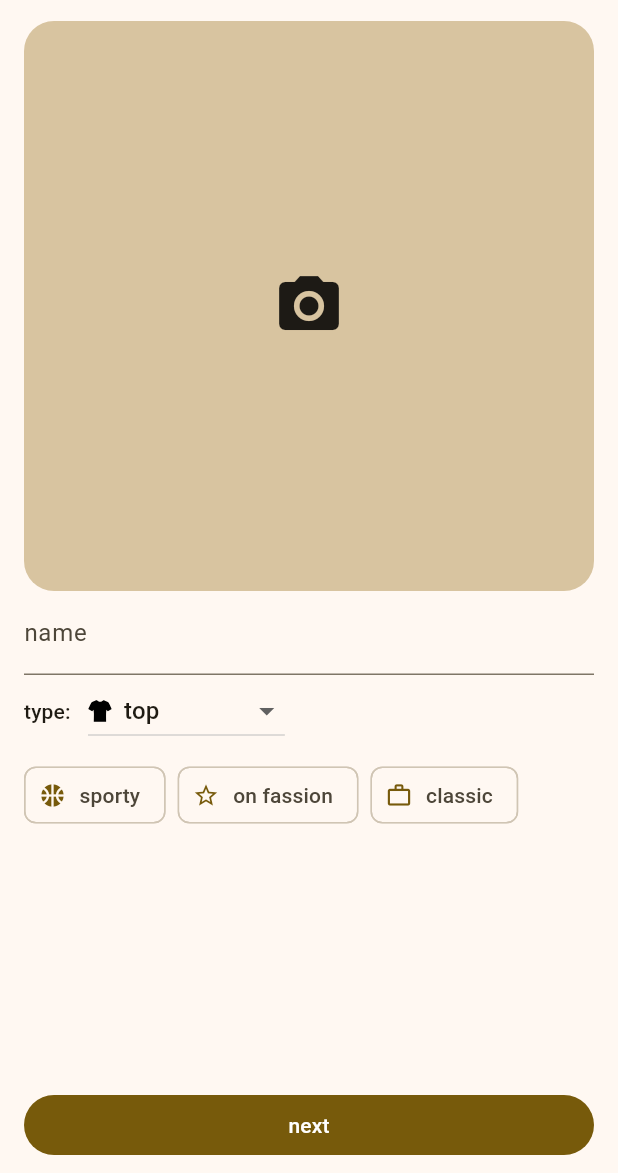
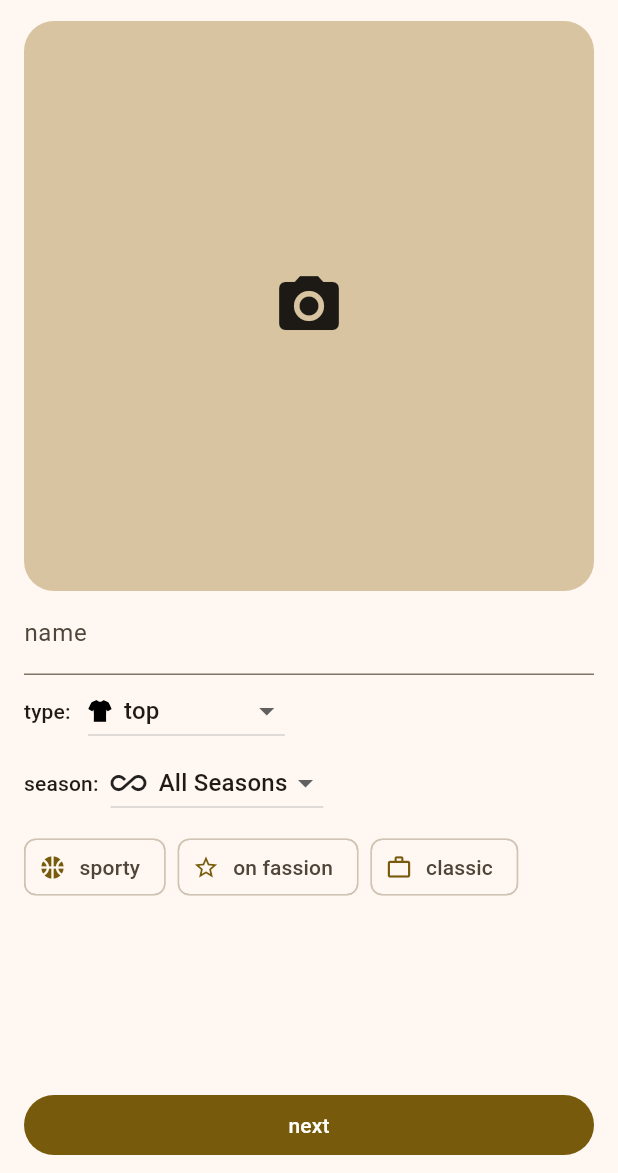
Before and after one commit to mohsen-w-elsisi/wardrobe_app, a Flutter app: the ClothItemEditingScreen screen opened directly, on a phone screen of 412 x 824 dp, the part 63-1236 px from its top. Run offline on Flutter 3.47's test engine with Material 3 defaults, Android fonts, the phone set to English and light mode, and no system bars; our stand-ins replace copy_with_extension, file_picker, flutter_svg, freezed_annotation, get_it, hive and 4 more; accounts and stored records are empty; project files that could hold a hidden picture were left out.

Commit message:
added a season dropdown selector in editing screen
refactored display options presenters and better organised them

```diff
--- a/lib/cloth_item/presentation/screens/compound_view/filter_chips.dart
+++ b/lib/cloth_item/presentation/screens/compound_view/filter_chips.dart
@@ -1,8 +1,8 @@
 import 'package:flutter/material.dart';
 import 'package:flutter_svg/flutter_svg.dart';
 import 'package:wardrobe_app/cloth_item/domain/entities/data_structures.dart';
-import 'package:wardrobe_app/cloth_item/presentation/shared_presenters/attribute_display_options.dart';
-import 'package:wardrobe_app/cloth_item/presentation/shared_presenters/type_display_options.dart';
+import 'package:wardrobe_app/cloth_item/presentation/shared_presenters/display_configs/attributes.dart';
+import 'package:wardrobe_app/cloth_item/presentation/shared_presenters/display_configs/types.dart';
 import 'package:wardrobe_app/cloth_item/presentation/screens/compound_view/settings.dart';
 
 class ClothItemCompoundViewFilterChips extends StatelessWidget {
@@ -73,7 +73,7 @@ class _AttributeChip extends _FilterChip {
   @override
   Widget _avatar(_) => Icon(_attributeDisplayoption.icon);
 
-  ClothItemAttributeDisplayOption get _attributeDisplayoption {
+  ClothItemAttributeDisplayConfig get _attributeDisplayoption {
     return clothItemAttributeDisplayOptions[_filterAttribute]!;
   }
 }
--- a/lib/cloth_item/presentation/screens/details_screen.dart
+++ b/lib/cloth_item/presentation/screens/details_screen.dart
@@ -8,7 +8,7 @@ import 'package:wardrobe_app/cloth_item/presentation/shared_presenters/new_item_
 import 'package:wardrobe_app/cloth_item/presentation/screens/editing_screen/editing_screen.dart';
 import 'package:wardrobe_app/outfit/views/maker_screen/maker_screen.dart';
 
-import '../shared_presenters/attribute_display_options.dart';
+import '../shared_presenters/display_configs/attributes.dart';
 import '../shared_widgets/image.dart';
 import '../shared_widgets/list_view.dart';
 
--- a/lib/cloth_item/presentation/screens/editing_screen/editing_screen.dart
+++ b/lib/cloth_item/presentation/screens/editing_screen/editing_screen.dart
@@ -1,6 +1,7 @@
 import 'package:flutter/material.dart';
 import 'package:get_it/get_it.dart';
 
+import 'package:wardrobe_app/cloth_item/presentation/screens/editing_screen/season_selector.dart';
 import 'package:wardrobe_app/cloth_item/presentation/shared_presenters/organiser.dart';
 import 'package:wardrobe_app/cloth_item/domain/use_cases/use_cases.dart';
 import 'package:wardrobe_app/cloth_item/presentation/shared_widgets/matching_dialog.dart';
@@ -53,6 +54,7 @@ class ClothItemEditingScreen extends StatelessWidget {
         ClothItemImageSelectionPreview(editingManager: editingManager),
         ClothItemNameField(editingManager: editingManager),
         ClothItemTypeSelector(editingManager: editingManager),
+        CkithItemSeasonSelector(editingManager: editingManager),
         ClothItemAttributeSelector(editingManager: editingManager),
         const Spacer(),
         _NextStepButton(
--- /dev/null
+++ b/lib/cloth_item/presentation/screens/editing_screen/season_selector.dart
@@ -0,0 +1,77 @@
+import 'package:flutter/material.dart';
+import 'package:wardrobe_app/cloth_item/domain/entities/data_structures.dart';
+import 'package:wardrobe_app/cloth_item/presentation/shared_presenters/display_configs/seasons.dart';
+import 'package:wardrobe_app/cloth_item/presentation/shared_presenters/new_item_manager.dart';
+
+class CkithItemSeasonSelector extends StatelessWidget {
+  final ClothItemEditingManager editingManager;
+
+  const CkithItemSeasonSelector({
+    required this.editingManager,
+    super.key,
+  });
+
+  @override
+  Widget build(BuildContext context) {
+    return Row(
+      children: [
+        Padding(
+          padding: const EdgeInsets.only(right: 8.0),
+          child: Text(
+            "season:",
+            style: Theme.of(context).textTheme.labelLarge,
+          ),
+        ),
+        _SeasonDropdown(editingManager: editingManager)
+      ],
+    );
+  }
+}
+
+class _SeasonDropdown extends StatefulWidget {
+  final ClothItemEditingManager editingManager;
+
+  const _SeasonDropdown({
+    required this.editingManager,
+  });
+
+  @override
+  State<_SeasonDropdown> createState() => _SeasonDropdownState();
+}
+
+class _SeasonDropdownState extends State<_SeasonDropdown> {
+  @override
+  Widget build(BuildContext context) {
+    return DropdownButton<Season>(
+      onChanged: _onSeasonSelect,
+      value: widget.editingManager.season,
+      items: _menuItems,
+    );
+  }
+
+  void _onSeasonSelect(Season? season) {
+    setState(() {
+      if (season != null) {
+        widget.editingManager.season = season;
+      } else {
+        widget.editingManager.season = Season.all;
+      }
+    });
+  }
+
+  List<DropdownMenuItem<Season>> get _menuItems {
+    return [
+      for (final season in Season.values)
+        DropdownMenuItem<Season>(
+          value: season,
+          child: Row(
+            children: [
+              Icon(seasonDisplayConfigs[season]!.icon),
+              const SizedBox(width: 8),
+              Text(seasonDisplayConfigs[season]!.name),
+            ],
+          ),
+        ),
+    ];
+  }
+}
--- a/lib/cloth_item/presentation/screens/editing_screen/type_selector.dart
+++ b/lib/cloth_item/presentation/screens/editing_screen/type_selector.dart
@@ -2,7 +2,7 @@ import 'package:flutter/material.dart';
 import 'package:flutter_svg/flutter_svg.dart';
 import 'package:wardrobe_app/cloth_item/presentation/shared_presenters/new_item_manager.dart';
 import 'package:wardrobe_app/cloth_item/domain/entities/data_structures.dart';
-import 'package:wardrobe_app/cloth_item/presentation/shared_presenters/type_display_options.dart';
+import 'package:wardrobe_app/cloth_item/presentation/shared_presenters/display_configs/types.dart';
 
 class ClothItemTypeSelector extends StatelessWidget {
   final ClothItemEditingManager editingManager;
--- a/lib/cloth_item/presentation/shared_presenters/attribute_display_options.dart
+++ b/lib/cloth_item/presentation/shared_presenters/display_configs/attributes.dart
@@ -1,29 +1,29 @@
 import 'package:flutter/material.dart';
 import 'package:wardrobe_app/cloth_item/domain/entities/data_structures.dart';
 
-const ClothItemAttributeDisplayOptions clothItemAttributeDisplayOptions = {
-  ClothItemAttribute.classic: ClothItemAttributeDisplayOption(
+const ClothItemAttributeDisplayConfigs clothItemAttributeDisplayOptions = {
+  ClothItemAttribute.classic: ClothItemAttributeDisplayConfig(
     name: "classic",
     icon: Icons.work_outline,
   ),
-  ClothItemAttribute.onFasion: ClothItemAttributeDisplayOption(
+  ClothItemAttribute.onFasion: ClothItemAttributeDisplayConfig(
     name: "on fassion",
     icon: Icons.star_border_sharp,
   ),
-  ClothItemAttribute.sportive: ClothItemAttributeDisplayOption(
+  ClothItemAttribute.sportive: ClothItemAttributeDisplayConfig(
     name: "sporty",
     icon: Icons.sports_basketball,
   ),
 };
 
-typedef ClothItemAttributeDisplayOptions
-    = Map<ClothItemAttribute, ClothItemAttributeDisplayOption>;
+typedef ClothItemAttributeDisplayConfigs
+    = Map<ClothItemAttribute, ClothItemAttributeDisplayConfig>;
 
-class ClothItemAttributeDisplayOption {
+class ClothItemAttributeDisplayConfig {
   final String name;
   final IconData icon;
 
-  const ClothItemAttributeDisplayOption({
+  const ClothItemAttributeDisplayConfig({
     required this.name,
     required this.icon,
   });
--- /dev/null
+++ b/lib/cloth_item/presentation/shared_presenters/display_configs/seasons.dart
@@ -0,0 +1,29 @@
+import 'package:flutter/material.dart';
+import 'package:wardrobe_app/cloth_item/domain/entities/data_structures.dart';
+
+const SeasonDisplayConfigs seasonDisplayConfigs = {
+  Season.all: SeasonDisplayConfig(
+    name: "All Seasons",
+    icon: Icons.all_inclusive,
+  ),
+  Season.summer: SeasonDisplayConfig(
+    name: "Summer",
+    icon: Icons.wb_sunny,
+  ),
+  Season.winter: SeasonDisplayConfig(
+    name: "Winter",
+    icon: Icons.ac_unit,
+  ),
+};
+
+typedef SeasonDisplayConfigs = Map<Season, SeasonDisplayConfig>;
+
+class SeasonDisplayConfig {
+  final String name;
+  final IconData icon;
+
+  const SeasonDisplayConfig({
+    required this.name,
+    required this.icon,
+  });
+}
--- a/lib/cloth_item/presentation/shared_presenters/type_display_options.dart
+++ b/lib/cloth_item/presentation/shared_presenters/display_configs/types.dart
@@ -15,7 +15,7 @@ class ClothItemTypeIconQuerier {
     }
   }
 
-  ClothItemTypeDisplayOption get _typeDisplayOption {
+  ClothItemTypeDisplayConfig get _typeDisplayOption {
     return clothItemTypeDisplayOptions[_type]!;
   }
 
@@ -25,33 +25,33 @@ class ClothItemTypeIconQuerier {
   }
 }
 
-const ClothItemTypeDisplayOptions clothItemTypeDisplayOptions = {
-  ClothItemType.headWear: ClothItemTypeDisplayOption(
+const ClothItemTypeDisplayConfigs clothItemTypeDisplayOptions = {
+  ClothItemType.headWear: ClothItemTypeDisplayConfig(
     text: "head wear",
     icon: "hat.svg",
   ),
-  ClothItemType.top: ClothItemTypeDisplayOption(
+  ClothItemType.top: ClothItemTypeDisplayConfig(
     text: "top",
     icon: "top.svg",
   ),
-  ClothItemType.bottom: ClothItemTypeDisplayOption(
+  ClothItemType.bottom: ClothItemTypeDisplayConfig(
     text: "leg ware",
     icon: "pants.svg",
   ),
-  ClothItemType.jacket: ClothItemTypeDisplayOption(
+  ClothItemType.jacket: ClothItemTypeDisplayConfig(
     text: "jacket",
     icon: "jacket.svg",
   ),
-  ClothItemType.shoe: ClothItemTypeDisplayOption(
+  ClothItemType.shoe: ClothItemTypeDisplayConfig(
     text: "shoe",
     icon: "shoe.svg",
   ),
 };
 
-typedef ClothItemTypeDisplayOptions
-    = Map<ClothItemType, ClothItemTypeDisplayOption>;
+typedef ClothItemTypeDisplayConfigs
+    = Map<ClothItemType, ClothItemTypeDisplayConfig>;
 
-class ClothItemTypeDisplayOption<T extends ClothItemType> {
+class ClothItemTypeDisplayConfig<T extends ClothItemType> {
   static const _typeIconsPathPrefix = "assets/type_icons";
   static const _typeIconsPathPrefixLight = "$_typeIconsPathPrefix/light_mode";
   static const _typeIconsPathPrefixDark = "$_typeIconsPathPrefix/dark_mode";
@@ -60,7 +60,7 @@ class ClothItemTypeDisplayOption<T extends ClothItemType> {
   final String iconLight;
   final String iconDark;
 
-  const ClothItemTypeDisplayOption({
+  const ClothItemTypeDisplayConfig({
     required this.text,
     required String icon,
   })  : iconLight = "$_typeIconsPathPrefixLight/$icon",
--- a/lib/cloth_item/presentation/shared_widgets/attribute_icon_row.dart
+++ b/lib/cloth_item/presentation/shared_widgets/attribute_icon_row.dart
@@ -1,7 +1,7 @@
 import 'package:flutter/material.dart';
 import 'package:wardrobe_app/cloth_item/domain/entities/data_structures.dart';
 
-import '../shared_presenters/attribute_display_options.dart';
+import '../shared_presenters/display_configs/attributes.dart';
 
 class ClothItemAttributeIconRow extends StatelessWidget {
   final Iterable<ClothItemAttribute> attributes;
--- a/lib/cloth_item/presentation/shared_widgets/grouped_list_view.dart
+++ b/lib/cloth_item/presentation/shared_widgets/grouped_list_view.dart
@@ -1,7 +1,7 @@
 import 'package:flutter/material.dart';
 import 'package:wardrobe_app/cloth_item/presentation/shared_presenters/organiser.dart';
 import 'package:wardrobe_app/cloth_item/domain/entities/data_structures.dart';
-import 'package:wardrobe_app/cloth_item/presentation/shared_presenters/type_display_options.dart';
+import 'package:wardrobe_app/cloth_item/presentation/shared_presenters/display_configs/types.dart';
 
 class ClothItemGroupedList extends StatelessWidget {
   final List<ClothItem> clothItems;
--- a/lib/cloth_item/presentation/shared_widgets/list_view.dart
+++ b/lib/cloth_item/presentation/shared_widgets/list_view.dart
@@ -2,7 +2,7 @@ import 'package:flutter/material.dart';
 import 'package:animations/animations.dart';
 import 'package:wardrobe_app/cloth_item/domain/entities/data_structures.dart';
 import 'package:wardrobe_app/cloth_item/presentation/screens/details_screen.dart';
-import 'package:wardrobe_app/cloth_item/presentation/shared_presenters/type_display_options.dart';
+import 'package:wardrobe_app/cloth_item/presentation/shared_presenters/display_configs/types.dart';
 import 'attribute_icon_row.dart';
 
 class ClothItemListView extends StatelessWidget {
--- a/lib/cloth_item/presentation/shared_widgets/matching_dialog.dart
+++ b/lib/cloth_item/presentation/shared_widgets/matching_dialog.dart
@@ -6,7 +6,7 @@ import 'package:wardrobe_app/cloth_item/presentation/shared_presenters/new_item_
 import 'package:wardrobe_app/cloth_item/domain/entities/data_structures.dart';
 import 'package:wardrobe_app/cloth_item/domain/use_cases/use_cases.dart';
 import 'package:wardrobe_app/cloth_item/presentation/screens/details_screen.dart';
-import 'package:wardrobe_app/cloth_item/presentation/shared_presenters/type_display_options.dart';
+import 'package:wardrobe_app/cloth_item/presentation/shared_presenters/display_configs/types.dart';
 import 'package:wardrobe_app/common_widgets/subbmitable_bottom_sheet.dart';
 
 class ClothItemMatchingDialog extends StatelessWidget {
--- a/lib/cloth_item/presentation/shared_widgets/selectable_attribute_chips.dart
+++ b/lib/cloth_item/presentation/shared_widgets/selectable_attribute_chips.dart
@@ -1,6 +1,6 @@
 import 'package:flutter/material.dart';
 import 'package:wardrobe_app/cloth_item/domain/entities/data_structures.dart';
-import 'package:wardrobe_app/cloth_item/presentation/shared_presenters/attribute_display_options.dart';
+import 'package:wardrobe_app/cloth_item/presentation/shared_presenters/display_configs/attributes.dart';
 
 import '../shared_presenters/attribute_selection_manager.dart';
 
--- a/lib/cloth_item/presentation/shared_widgets/selectable_type_chips.dart
+++ b/lib/cloth_item/presentation/shared_widgets/selectable_type_chips.dart
@@ -1,7 +1,7 @@
 import 'package:flutter/material.dart';
 import 'package:flutter_svg/svg.dart';
 import 'package:wardrobe_app/cloth_item/domain/entities/data_structures.dart';
-import 'package:wardrobe_app/cloth_item/presentation/shared_presenters/type_display_options.dart';
+import 'package:wardrobe_app/cloth_item/presentation/shared_presenters/display_configs/types.dart';
 import 'package:wardrobe_app/cloth_item/presentation/shared_presenters/type_selection_manager.dart';
 
 class ClothItemSelectableTypeChips extends StatelessWidget {
--- a/lib/outfit/views/maker_screen/stepper.dart
+++ b/lib/outfit/views/maker_screen/stepper.dart
@@ -4,7 +4,7 @@ import 'package:wardrobe_app/cloth_item/presentation/shared_presenters/organiser
 import 'package:wardrobe_app/cloth_item/domain/entities/data_structures.dart';
 import 'package:wardrobe_app/cloth_item/presentation/screens/details_screen.dart';
 import 'package:wardrobe_app/cloth_item/presentation/shared_presenters/sort_mode.dart';
-import 'package:wardrobe_app/cloth_item/presentation/shared_presenters/type_display_options.dart';
+import 'package:wardrobe_app/cloth_item/presentation/shared_presenters/display_configs/types.dart';
 import 'package:wardrobe_app/cloth_item/presentation/shared_widgets/attribute_icon_row.dart';
 import 'package:wardrobe_app/outfit/backend/outfit.dart';
 
```
